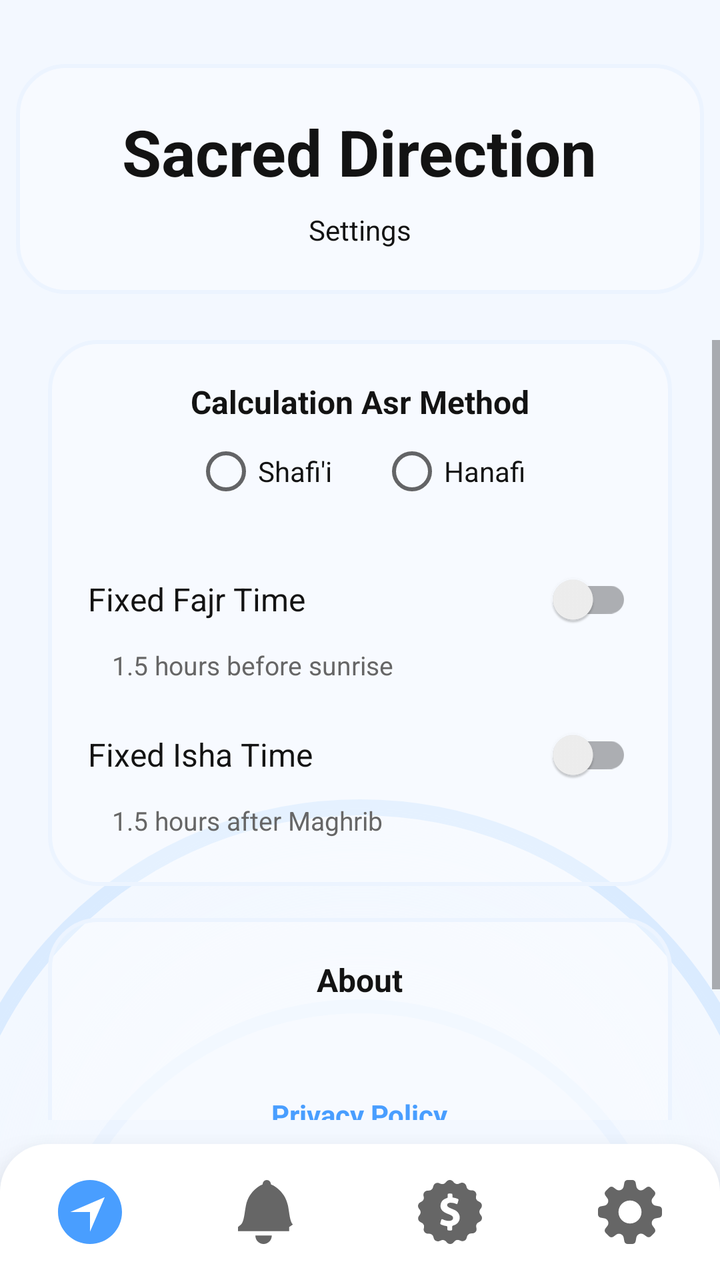
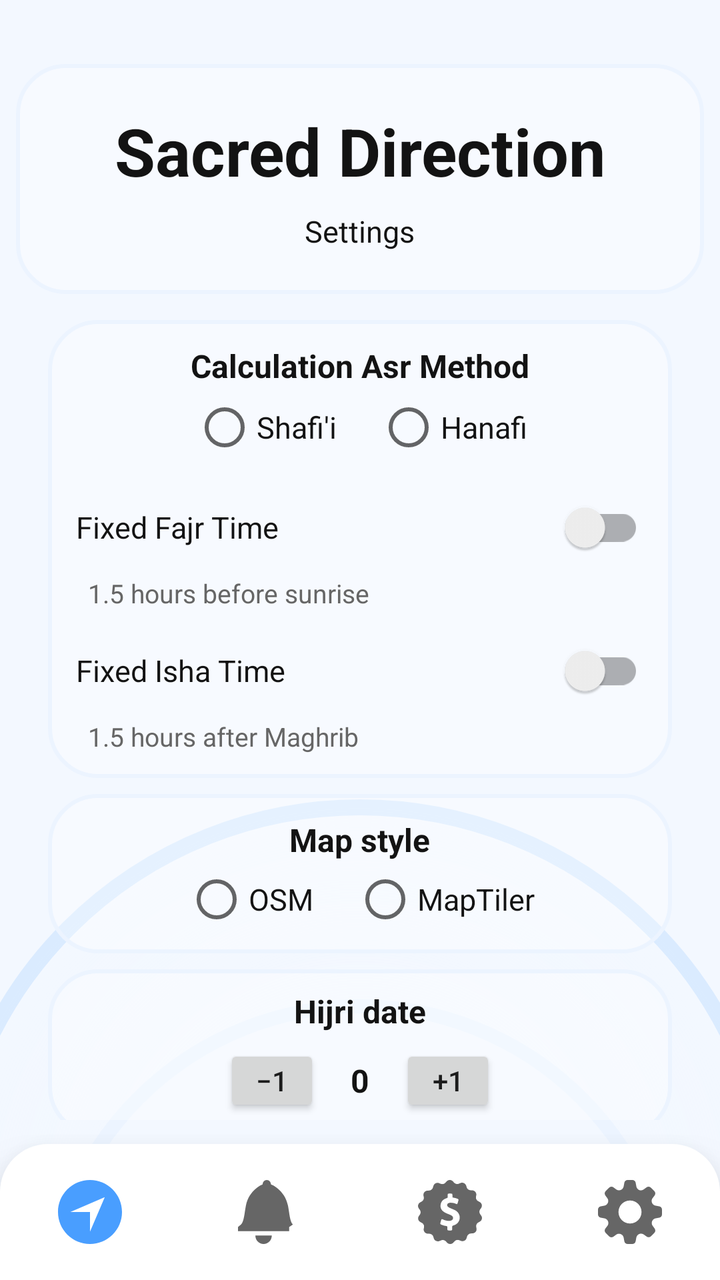

Before-and-after screenshots of an Android layout around one commit, followed by the original layout XML and the change that was made.
<!-- AndroidManifest.xml: application theme Theme.SacredDirection -->
<!-- res/layout/activity_settings.xml -->
<?xml version="1.0" encoding="utf-8"?>
<FrameLayout xmlns:android="http://schemas.android.com/apk/res/android"
    android:layout_width="match_parent"
    android:layout_height="match_parent">

    
    <FrameLayout
        android:id="@+id/headerSectionSettings"
        android:layout_width="344dp"
        android:layout_height="115dp"
        android:layout_gravity="top|center_horizontal"
        android:layout_marginTop="32dp"
        android:background="@drawable/header_section_bg"
        android:clipChildren="false"
        android:elevation="8dp">

        <LinearLayout
            android:layout_width="match_parent"
            android:layout_height="match_parent"
            android:gravity="center"
            android:orientation="vertical"
            android:padding="16dp">

            <TextView
                android:layout_width="wrap_content"
                android:layout_height="wrap_content"
                android:gravity="center"
                android:text="@string/app_name"
                android:textColor="@color/dark_text"
                android:textSize="32sp"
                android:textStyle="bold" />

            <TextView
                android:layout_width="wrap_content"
                android:layout_height="wrap_content"
                android:layout_marginTop="8dp"
                android:gravity="center"
                android:text="Settings"
                android:textColor="@color/dark_text"
                android:textSize="14sp" />

        </LinearLayout>
    </FrameLayout>

    
    <ScrollView
        android:layout_width="match_parent"
        android:layout_height="match_parent"
        android:layout_marginTop="170dp"
        android:layout_marginBottom="80dp">
        
        <LinearLayout
            android:id="@+id/settingsContent"
            android:layout_width="match_parent"
            android:layout_height="wrap_content"
            android:orientation="vertical"
            android:gravity="center_horizontal"
            android:paddingStart="24dp"
            android:paddingEnd="24dp"
            android:paddingBottom="20dp">

        
        <LinearLayout
            android:layout_width="match_parent"
            android:layout_height="wrap_content"
            android:orientation="vertical"
            android:background="@drawable/header_section_bg"
            android:padding="20dp"
            android:elevation="4dp"
            android:layout_marginBottom="16dp"
            android:gravity="center_horizontal">

            
            <TextView
                android:layout_width="wrap_content"
                android:layout_height="wrap_content"
                android:text="Calculation Asr Method"
                android:textColor="@color/dark_text"
                android:textSize="16sp"
                android:textStyle="bold" />
            <RadioGroup
                android:id="@+id/radioGroupAsr"
                android:layout_width="match_parent"
                android:layout_height="wrap_content"
                android:orientation="horizontal"
                android:gravity="center">
                <RadioButton
                    android:id="@+id/radioAsrShafii"
                    android:layout_width="wrap_content"
                    android:layout_height="wrap_content"
                    android:text="Shafi'i"
                    android:textColor="@color/dark_text" />
                <RadioButton
                    android:id="@+id/radioAsrHanafi"
                    android:layout_width="wrap_content"
                    android:layout_height="wrap_content"
                    android:text="Hanafi"
                    android:textColor="@color/dark_text"
                    android:layout_marginStart="24dp" />
            </RadioGroup>

            
            <LinearLayout
                android:layout_width="match_parent"
                android:layout_height="wrap_content"
                android:orientation="horizontal"
                android:gravity="center_vertical"
                android:layout_marginTop="16dp">
                <TextView
                    android:layout_width="0dp"
                    android:layout_height="wrap_content"
                    android:layout_weight="1"
                    android:text="Fixed Fajr Time"
                    android:textColor="@color/dark_text"
                    android:textSize="16sp" />
                <androidx.appcompat.widget.SwitchCompat
                    android:id="@+id/switchFajrFixed"
                    android:layout_width="wrap_content"
                    android:layout_height="wrap_content" />
            </LinearLayout>
            <TextView
                android:layout_width="match_parent"
                android:layout_height="wrap_content"
                android:text="1.5 hours before sunrise"
                android:textColor="@color/gray_text"
                android:textSize="13sp"
                android:layout_marginBottom="4dp"
                android:layout_marginStart="8dp" />

            
            <LinearLayout
                android:layout_width="match_parent"
                android:layout_height="wrap_content"
                android:orientation="horizontal"
                android:gravity="center_vertical"
                android:layout_marginTop="8dp">
                <TextView
                    android:layout_width="0dp"
                    android:layout_height="wrap_content"
                    android:layout_weight="1"
                    android:text="Fixed Isha Time"
                    android:textColor="@color/dark_text"
                    android:textSize="16sp" />
                <androidx.appcompat.widget.SwitchCompat
                    android:id="@+id/switchIshaFixed"
                    android:layout_width="wrap_content"
                    android:layout_height="wrap_content" />
            </LinearLayout>
            <TextView
                android:layout_width="match_parent"
                android:layout_height="wrap_content"
                android:text="1.5 hours after Maghrib"
                android:textColor="@color/gray_text"
                android:textSize="13sp"
                android:layout_marginBottom="4dp"
                android:layout_marginStart="8dp" />

            
            
        </LinearLayout>

        
        <LinearLayout
            android:id="@+id/settingsExtraCard"
            android:layout_width="match_parent"
            android:layout_height="wrap_content"
            android:orientation="vertical"
            android:background="@drawable/header_section_bg"
            android:paddingTop="20dp"
            android:paddingStart="20dp"
            android:paddingEnd="20dp"
            android:paddingBottom="28dp"
            android:elevation="4dp"
            android:layout_marginBottom="16dp"
            android:gravity="center_horizontal">

            <TextView
                android:layout_width="wrap_content"
                android:layout_height="wrap_content"
                android:text="@string/about"
                android:textColor="@color/dark_text"
                android:textSize="16sp"
                android:textStyle="bold"
                android:layout_marginBottom="8dp" />

            <TextView
                android:id="@+id/textSettingsVersion"
                android:layout_width="wrap_content"
                android:layout_height="wrap_content"
                android:textColor="@color/gray_text"
                android:textSize="14sp" />

            <TextView
                android:id="@+id/btnPrivacyPolicy"
                android:layout_width="wrap_content"
                android:layout_height="wrap_content"
                android:layout_marginTop="12dp"
                android:text="@string/privacy_open"
                android:textColor="@color/blue_primary"
                android:textSize="14sp"
                android:textStyle="bold"
                android:padding="8dp"
                android:background="?android:attr/selectableItemBackground" />

        </LinearLayout>

    </LinearLayout>
    
    </ScrollView>

    
    <FrameLayout
        android:id="@+id/settingsCirclesContainer"
        android:layout_width="match_parent"
        android:layout_height="420dp"
        android:layout_gravity="bottom"
        android:layout_marginBottom="-180dp"
        android:elevation="-1dp">

        <View
            android:layout_width="420dp"
            android:layout_height="420dp"
            android:layout_gravity="center|bottom"
            android:background="@drawable/compass_big_circle_gradient" />

        <View
            android:layout_width="320dp"
            android:layout_height="320dp"
            android:layout_gravity="center|bottom"
            android:background="@drawable/compass_middle_circle" />

        <View
            android:layout_width="220dp"
            android:layout_height="220dp"
            android:layout_gravity="center|bottom"
            android:background="@drawable/compass_center_circle" />

        <View
            android:layout_width="140dp"
            android:layout_height="140dp"
            android:layout_gravity="center|bottom"
            android:background="@drawable/compass_figma_circle" />
    </FrameLayout>

    <include layout="@layout/bottom_navigation" />

</FrameLayout>
<!-- res/layout/bottom_navigation.xml (included above) -->
<?xml version="1.0" encoding="utf-8"?>
<LinearLayout xmlns:android="http://schemas.android.com/apk/res/android"
    android:id="@+id/bottomNavigation"
    android:layout_width="match_parent"
    android:layout_height="68dp"
    android:layout_gravity="bottom"
    android:background="@drawable/bottom_nav_background"
    android:orientation="horizontal"
    android:paddingTop="8dp"
    android:paddingBottom="8dp"
    android:elevation="16dp">

    
    <LinearLayout
        android:id="@+id/btnDirection"
        android:layout_width="0dp"
        android:layout_height="match_parent"
        android:layout_weight="1"
        android:orientation="vertical"
        android:gravity="center"
        android:background="?android:attr/selectableItemBackgroundBorderless"
        android:clickable="true"
        android:focusable="true">

        <ImageView
            android:id="@+id/iconDirection"
            android:layout_width="32dp"
            android:layout_height="32dp"
            android:src="@drawable/ic_tab1_direction"
            android:tint="@color/blue_primary" />

    </LinearLayout>

    
    <LinearLayout
        android:id="@+id/btnPrayerTimes"
        android:layout_width="0dp"
        android:layout_height="match_parent"
        android:layout_weight="1"
        android:orientation="vertical"
        android:gravity="center"
        android:background="?android:attr/selectableItemBackgroundBorderless"
        android:clickable="true"
        android:focusable="true">

        <ImageView
            android:id="@+id/iconPrayer"
            android:layout_width="32dp"
            android:layout_height="32dp"
            android:src="@drawable/ic_tab3_notification"
            android:tint="@color/gray_text" />

    </LinearLayout>

    
    <LinearLayout
        android:id="@+id/btnDua"
        android:layout_width="0dp"
        android:layout_height="match_parent"
        android:layout_weight="1"
        android:orientation="vertical"
        android:gravity="center"
        android:background="?android:attr/selectableItemBackgroundBorderless"
        android:clickable="true"
        android:focusable="true">

        <ImageView
            android:id="@+id/iconDua"
            android:layout_width="32dp"
            android:layout_height="32dp"
            android:src="@drawable/ic_tab4_dua"
            android:tint="@color/gray_text" />

    </LinearLayout>

    
    <LinearLayout
        android:id="@+id/btnSettings"
        android:layout_width="0dp"
        android:layout_height="match_parent"
        android:layout_weight="1"
        android:orientation="vertical"
        android:gravity="center"
        android:background="?android:attr/selectableItemBackgroundBorderless"
        android:clickable="true"
        android:focusable="true">

        <ImageView
            android:id="@+id/iconSettings"
            android:layout_width="32dp"
            android:layout_height="32dp"
            android:src="@drawable/ic_tab5_settings"
            android:tint="@color/gray_text" />

    </LinearLayout>

</LinearLayout>
<!-- resources referenced by this layout -->
<resources>
  <color name="blue_primary">#499EFF</color>
  <color name="dark_text">#131313</color>
  <color name="gray_text">#666666</color>
  <!-- drawable bottom_nav_background (drawable) -->
  <?xml version="1.0" encoding="utf-8"?>
  <shape xmlns:android="http://schemas.android.com/apk/res/android">
      <solid android:color="#FFFFFF" />
      <corners
          android:topLeftRadius="24dp"
          android:topRightRadius="24dp" />
  </shape>
  <!-- drawable compass_big_circle_gradient (drawable) -->
  <shape xmlns:android="http://schemas.android.com/apk/res/android"
      android:shape="oval">
      <gradient
          android:type="radial"
          android:gradientRadius="341dp"
          android:centerX="0.5"
          android:centerY="0.5"
          android:startColor="#F3F8FF"
          android:endColor="#00F3F8FF"/>
      <stroke android:width="8dp" android:color="#66B3D8FF" />
  </shape>
  <!-- drawable compass_center_circle (drawable) -->
  <shape xmlns:android="http://schemas.android.com/apk/res/android"
      android:shape="oval">
      <solid android:color="#F3F8FF"/>
      <stroke android:width="10dp" android:color="#ECF4FF"/>
  </shape>
  <!-- drawable compass_middle_circle (drawable) -->
  <shape xmlns:android="http://schemas.android.com/apk/res/android"
      android:shape="oval">
      <solid android:color="#F3F8FF"/>
      <stroke android:width="7dp" android:color="#ECF4FF"/>
  </shape>
  <!-- drawable header_section_bg (drawable) -->
  <shape xmlns:android="http://schemas.android.com/apk/res/android">
      <solid android:color="#4DFFFFFF"/>
      <corners android:radius="24dp"/>
      <stroke android:width="2dp" android:color="#ECF4FF"/>
  </shape>
  <!-- drawable ic_tab1_direction (drawable) -->
  <?xml version="1.0" encoding="utf-8"?>
  <vector xmlns:android="http://schemas.android.com/apk/res/android"
      android:width="32dp"
      android:height="32dp"
      android:viewportWidth="18"
      android:viewportHeight="18">
      <path
          android:fillColor="#FF000000"
          android:pathData="M9,0C4.028,0,0,4.028,0,9s4.028,9,9,9s9-4.028,9-9S13.972,0,9,0z M9,14.538V9H3.475l9.679-4.154L9,14.538z"/>
  </vector>
  <!-- drawable ic_tab3_notification (drawable) -->
  <?xml version="1.0" encoding="utf-8"?>
  <vector xmlns:android="http://schemas.android.com/apk/res/android"
      android:width="32dp"
      android:height="32dp"
      android:viewportWidth="20"
      android:viewportHeight="18">
      <path
          android:fillColor="#FF000000"
          android:pathData="M15.987,13.2v1.2H0v-1.2l0.938-0.696c0.989-0.924,1.041-3.06,1.529-5.304c0.989-4.524,5.242-6,5.242-6c0-0.66,0.578-1.2,1.285-1.2s1.285,0.54,1.285,1.2c0,0,4.355,1.476,5.345,6c0.488,2.256,0.54,4.392,1.529,5.304L16,13.2h-0.013z M7.994,18c1.426,0,2.57-1.068,2.57-2.4h-5.139C5.424,16.932,6.567,18,7.994,18L7.994,18z"/>
  </vector>
  <string name="about">About</string>
  <string name="app_name">Sacred Direction</string>
  <string name="privacy_open">Privacy Policy</string>
  <color name="blue_primary_variant">#2196F3</color>
  <color name="white_text">#FFFFFF</color>
  <color name="blue_primary_light">#81C4FF</color>
  <color name="blue_background">#F3F8FF</color>
  <!-- unchanged entries left out for length: 4 -->
</resources>

<!-- the commit's change to res/layout/activity_settings.xml (unified diff, before → after) -->
@@ -3,7 +3,6 @@
     android:layout_width="match_parent"
     android:layout_height="match_parent">
 
-    
     <FrameLayout
         android:id="@+id/headerSectionSettings"
         android:layout_width="344dp"
@@ -27,7 +26,7 @@
                 android:gravity="center"
                 android:text="@string/app_name"
                 android:textColor="@color/dark_text"
-                android:textSize="32sp"
+                android:textSize="33sp"
                 android:textStyle="bold" />
 
             <TextView
@@ -37,18 +36,18 @@
                 android:gravity="center"
                 android:text="Settings"
                 android:textColor="@color/dark_text"
-                android:textSize="14sp" />
+                android:textSize="15sp" />
 
         </LinearLayout>
     </FrameLayout>
 
-    
     <ScrollView
         android:layout_width="match_parent"
         android:layout_height="match_parent"
-        android:layout_marginTop="170dp"
-        android:layout_marginBottom="80dp">
-        
+        android:layout_marginTop="160dp"
+        android:layout_marginBottom="80dp"
+        android:scrollbars="none">
+
         <LinearLayout
             android:id="@+id/settingsContent"
             android:layout_width="match_parent"
@@ -57,158 +56,270 @@
             android:gravity="center_horizontal"
             android:paddingStart="24dp"
             android:paddingEnd="24dp"
-            android:paddingBottom="20dp">
-
-        
-        <LinearLayout
-            android:layout_width="match_parent"
-            android:layout_height="wrap_content"
-            android:orientation="vertical"
-            android:background="@drawable/header_section_bg"
-            android:padding="20dp"
-            android:elevation="4dp"
-            android:layout_marginBottom="16dp"
-            android:gravity="center_horizontal">
-
-            
-            <TextView
-                android:layout_width="wrap_content"
-                android:layout_height="wrap_content"
-                android:text="Calculation Asr Method"
-                android:textColor="@color/dark_text"
-                android:textSize="16sp"
-                android:textStyle="bold" />
-            <RadioGroup
-                android:id="@+id/radioGroupAsr"
+            android:paddingBottom="12dp">
+
+            <LinearLayout
+                android:id="@+id/settingsPrayerCard"
                 android:layout_width="match_parent"
                 android:layout_height="wrap_content"
-                android:orientation="horizontal"
-                android:gravity="center">
-                <RadioButton
-                    android:id="@+id/radioAsrShafii"
-                    android:layout_width="wrap_content"
-                    android:layout_height="wrap_content"
-                    android:text="Shafi'i"
-                    android:textColor="@color/dark_text" />
-                <RadioButton
-                    android:id="@+id/radioAsrHanafi"
-                    android:layout_width="wrap_content"
-                    android:layout_height="wrap_content"
-                    android:text="Hanafi"
+                android:orientation="vertical"
+                android:background="@drawable/header_section_bg"
+                android:paddingStart="14dp"
+                android:paddingEnd="14dp"
+                android:paddingTop="12dp"
+                android:paddingBottom="12dp"
+                android:elevation="4dp"
+                android:layout_marginBottom="8dp"
+                android:gravity="center_horizontal">
+
+                <TextView
+                    android:layout_width="wrap_content"
+                    android:layout_height="wrap_content"
+                    android:text="Calculation Asr Method"
                     android:textColor="@color/dark_text"
-                    android:layout_marginStart="24dp" />
-            </RadioGroup>
-
-            
+                    android:textSize="16sp"
+                    android:textStyle="bold" />
+
+                <RadioGroup
+                    android:id="@+id/radioGroupAsr"
+                    android:layout_width="match_parent"
+                    android:layout_height="wrap_content"
+                    android:orientation="horizontal"
+                    android:gravity="center"
+                    android:layout_marginTop="2dp">
+                    <RadioButton
+                        android:id="@+id/radioAsrShafii"
+                        android:layout_width="wrap_content"
+                        android:layout_height="wrap_content"
+                        android:minHeight="36dp"
+                        android:text="Shafi'i"
+                        android:textColor="@color/dark_text"
+                        android:textSize="15sp" />
+                    <RadioButton
+                        android:id="@+id/radioAsrHanafi"
+                        android:layout_width="wrap_content"
+                        android:layout_height="wrap_content"
+                        android:minHeight="36dp"
+                        android:text="Hanafi"
+                        android:textColor="@color/dark_text"
+                        android:textSize="15sp"
+                        android:layout_marginStart="20dp" />
+                </RadioGroup>
+
+                <LinearLayout
+                    android:layout_width="match_parent"
+                    android:layout_height="wrap_content"
+                    android:orientation="horizontal"
+                    android:gravity="center_vertical"
+                    android:layout_marginTop="8dp">
+                    <TextView
+                        android:layout_width="0dp"
+                        android:layout_height="wrap_content"
+                        android:layout_weight="1"
+                        android:text="Fixed Fajr Time"
+                        android:textColor="@color/dark_text"
+                        android:textSize="15sp" />
+                    <androidx.appcompat.widget.SwitchCompat
+                        android:id="@+id/switchFajrFixed"
+                        android:layout_width="wrap_content"
+                        android:layout_height="wrap_content" />
+                </LinearLayout>
+                <TextView
+                    android:layout_width="match_parent"
+                    android:layout_height="wrap_content"
+                    android:text="1.5 hours before sunrise"
+                    android:textColor="@color/gray_text"
+                    android:textSize="13sp"
+                    android:layout_marginStart="4dp" />
+
+                <LinearLayout
+                    android:layout_width="match_parent"
+                    android:layout_height="wrap_content"
+                    android:orientation="horizontal"
+                    android:gravity="center_vertical"
+                    android:layout_marginTop="6dp">
+                    <TextView
+                        android:layout_width="0dp"
+                        android:layout_height="wrap_content"
+                        android:layout_weight="1"
+                        android:text="Fixed Isha Time"
+                        android:textColor="@color/dark_text"
+                        android:textSize="15sp" />
+                    <androidx.appcompat.widget.SwitchCompat
+                        android:id="@+id/switchIshaFixed"
+                        android:layout_width="wrap_content"
+                        android:layout_height="wrap_content" />
+                </LinearLayout>
+                <TextView
+                    android:layout_width="match_parent"
+                    android:layout_height="wrap_content"
+                    android:text="1.5 hours after Maghrib"
+                    android:textColor="@color/gray_text"
+                    android:textSize="13sp"
+                    android:layout_marginStart="4dp" />
+            </LinearLayout>
+
             <LinearLayout
+                android:id="@+id/settingsMapCard"
                 android:layout_width="match_parent"
                 android:layout_height="wrap_content"
-                android:orientation="horizontal"
-                android:gravity="center_vertical"
-                android:layout_marginTop="16dp">
-                <TextView
-                    android:layout_width="0dp"
-                    android:layout_height="wrap_content"
-                    android:layout_weight="1"
-                    android:text="Fixed Fajr Time"
+                android:orientation="vertical"
+                android:background="@drawable/header_section_bg"
+                android:paddingStart="14dp"
+                android:paddingEnd="14dp"
+                android:paddingTop="12dp"
+                android:paddingBottom="10dp"
+                android:elevation="4dp"
+                android:layout_marginBottom="8dp"
+                android:gravity="center_horizontal">
+
+                <TextView
+                    android:layout_width="wrap_content"
+                    android:layout_height="wrap_content"
+                    android:text="@string/map_style_title"
                     android:textColor="@color/dark_text"
-                    android:textSize="16sp" />
-                <androidx.appcompat.widget.SwitchCompat
-                    android:id="@+id/switchFajrFixed"
-                    android:layout_width="wrap_content"
-                    android:layout_height="wrap_content" />
+                    android:textSize="16sp"
+                    android:textStyle="bold" />
+
+                <RadioGroup
+                    android:id="@+id/radioGroupMapStyle"
+                    android:layout_width="match_parent"
+                    android:layout_height="wrap_content"
+                    android:orientation="horizontal"
+                    android:gravity="center"
+                    android:layout_marginTop="2dp">
+                    <RadioButton
+                        android:id="@+id/radioMapOsm"
+                        android:layout_width="wrap_content"
+                        android:layout_height="wrap_content"
+                        android:minHeight="34dp"
+                        android:text="@string/map_style_osm"
+                        android:textColor="@color/dark_text"
+                        android:textSize="15sp" />
+                    <RadioButton
+                        android:id="@+id/radioMapMaptiler"
+                        android:layout_width="wrap_content"
+                        android:layout_height="wrap_content"
+                        android:minHeight="34dp"
+                        android:text="@string/map_style_maptiler"
+                        android:textColor="@color/dark_text"
+                        android:textSize="15sp"
+                        android:layout_marginStart="20dp" />
+                </RadioGroup>
             </LinearLayout>
-            <TextView
+
+            <LinearLayout
+                android:id="@+id/settingsHijriCard"
                 android:layout_width="match_parent"
                 android:layout_height="wrap_content"
-                android:text="1.5 hours before sunrise"
-                android:textColor="@color/gray_text"
-                android:textSize="13sp"
-                android:layout_marginBottom="4dp"
-                android:layout_marginStart="8dp" />
-
-            
+                android:orientation="vertical"
+                android:background="@drawable/header_section_bg"
+                android:paddingStart="14dp"
+                android:paddingEnd="14dp"
+                android:paddingTop="10dp"
+                android:paddingBottom="10dp"
+                android:elevation="4dp"
+                android:layout_marginBottom="8dp"
+                android:gravity="center_horizontal">
+
+                <TextView
+                    android:layout_width="wrap_content"
+                    android:layout_height="wrap_content"
+                    android:text="@string/hijri_settings_title"
+                    android:textColor="@color/dark_text"
+                    android:textSize="16sp"
+                    android:textStyle="bold" />
+
+                <LinearLayout
+                    android:layout_width="wrap_content"
+                    android:layout_height="wrap_content"
+                    android:orientation="horizontal"
+                    android:gravity="center_vertical"
+                    android:layout_marginTop="6dp">
+
+                    <Button
+                        android:id="@+id/btnHijriMinus"
+                        android:layout_width="48dp"
+                        android:layout_height="36dp"
+                        android:minWidth="0dp"
+                        android:minHeight="0dp"
+                        android:padding="0dp"
+                        android:text="@string/hijri_offset_minus"
+                        android:textSize="14sp"
+                        android:insetTop="0dp"
+                        android:insetBottom="0dp" />
+
+                    <TextView
+                        android:id="@+id/textHijriOffset"
+                        android:layout_width="40dp"
+                        android:layout_height="wrap_content"
+                        android:gravity="center"
+                        android:text="0"
+                        android:textColor="@color/dark_text"
+                        android:textSize="16sp"
+                        android:textStyle="bold" />
+
+                    <Button
+                        android:id="@+id/btnHijriPlus"
+                        android:layout_width="48dp"
+                        android:layout_height="36dp"
+                        android:minWidth="0dp"
+                        android:minHeight="0dp"
+                        android:padding="0dp"
+                        android:text="@string/hijri_offset_plus"
+                        android:textSize="14sp"
+                        android:insetTop="0dp"
+                        android:insetBottom="0dp" />
+                </LinearLayout>
+            </LinearLayout>
+
             <LinearLayout
+                android:id="@+id/settingsExtraCard"
                 android:layout_width="match_parent"
                 android:layout_height="wrap_content"
-                android:orientation="horizontal"
-                android:gravity="center_vertical"
-                android:layout_marginTop="8dp">
-                <TextView
-                    android:layout_width="0dp"
-                    android:layout_height="wrap_content"
-                    android:layout_weight="1"
-                    android:text="Fixed Isha Time"
+                android:orientation="vertical"
+                android:background="@drawable/header_section_bg"
+                android:paddingStart="14dp"
+                android:paddingEnd="14dp"
+                android:paddingTop="12dp"
+                android:paddingBottom="14dp"
+                android:elevation="4dp"
+                android:layout_marginBottom="8dp"
+                android:gravity="center_horizontal">
+
+                <TextView
+                    android:layout_width="wrap_content"
+                    android:layout_height="wrap_content"
+                    android:text="@string/about"
                     android:textColor="@color/dark_text"
-                    android:textSize="16sp" />
-                <androidx.appcompat.widget.SwitchCompat
-                    android:id="@+id/switchIshaFixed"
-                    android:layout_width="wrap_content"
-                    android:layout_height="wrap_content" />
+                    android:textSize="16sp"
+                    android:textStyle="bold"
+                    android:layout_marginBottom="4dp" />
+
+                <TextView
+                    android:id="@+id/textSettingsVersion"
+                    android:layout_width="wrap_content"
+                    android:layout_height="wrap_content"
+                    android:textColor="@color/gray_text"
+                    android:textSize="14sp" />
+
+                <TextView
+                    android:id="@+id/btnPrivacyPolicy"
+                    android:layout_width="wrap_content"
+                    android:layout_height="wrap_content"
+                    android:layout_marginTop="6dp"
+                    android:text="@string/privacy_open"
+                    android:textColor="@color/blue_primary"
+                    android:textSize="14sp"
+                    android:textStyle="bold"
+                    android:padding="4dp"
+                    android:background="?android:attr/selectableItemBackground" />
+
             </LinearLayout>
-            <TextView
-                android:layout_width="match_parent"
-                android:layout_height="wrap_content"
-                android:text="1.5 hours after Maghrib"
-                android:textColor="@color/gray_text"
-                android:textSize="13sp"
-                android:layout_marginBottom="4dp"
-                android:layout_marginStart="8dp" />
-
-            
-            
+
         </LinearLayout>
-
-        
-        <LinearLayout
-            android:id="@+id/settingsExtraCard"
-            android:layout_width="match_parent"
-            android:layout_height="wrap_content"
-            android:orientation="vertical"
-            android:background="@drawable/header_section_bg"
-            android:paddingTop="20dp"
-            android:paddingStart="20dp"
-            android:paddingEnd="20dp"
-            android:paddingBottom="28dp"
-            android:elevation="4dp"
-            android:layout_marginBottom="16dp"
-            android:gravity="center_horizontal">
-
-            <TextView
-                android:layout_width="wrap_content"
-                android:layout_height="wrap_content"
-                android:text="@string/about"
-                android:textColor="@color/dark_text"
-                android:textSize="16sp"
-                android:textStyle="bold"
-                android:layout_marginBottom="8dp" />
-
-            <TextView
-                android:id="@+id/textSettingsVersion"
-                android:layout_width="wrap_content"
-                android:layout_height="wrap_content"
-                android:textColor="@color/gray_text"
-                android:textSize="14sp" />
-
-            <TextView
-                android:id="@+id/btnPrivacyPolicy"
-                android:layout_width="wrap_content"
-                android:layout_height="wrap_content"
-                android:layout_marginTop="12dp"
-                android:text="@string/privacy_open"
-                android:textColor="@color/blue_primary"
-                android:textSize="14sp"
-                android:textStyle="bold"
-                android:padding="8dp"
-                android:background="?android:attr/selectableItemBackground" />
-
-        </LinearLayout>
-
-    </LinearLayout>
-    
     </ScrollView>
 
-    
     <FrameLayout
         android:id="@+id/settingsCirclesContainer"
         android:layout_width="match_parent"
<!-- resource entries referenced after the edit -->
@@ -65,6 +65,12 @@
   </vector>
   <string name="about">About</string>
   <string name="app_name">Sacred Direction</string>
+  <string name="hijri_offset_minus">−1</string>
+  <string name="hijri_offset_plus">+1</string>
+  <string name="hijri_settings_title">Hijri date</string>
+  <string name="map_style_maptiler">MapTiler</string>
+  <string name="map_style_osm">OSM</string>
+  <string name="map_style_title">Map style</string>
   <string name="privacy_open">Privacy Policy</string>
   <color name="blue_primary_variant">#2196F3</color>
   <color name="white_text">#FFFFFF</color>
